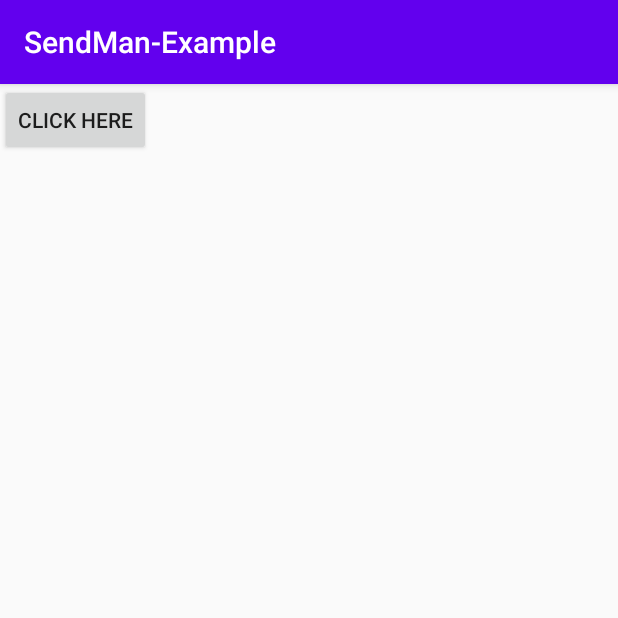
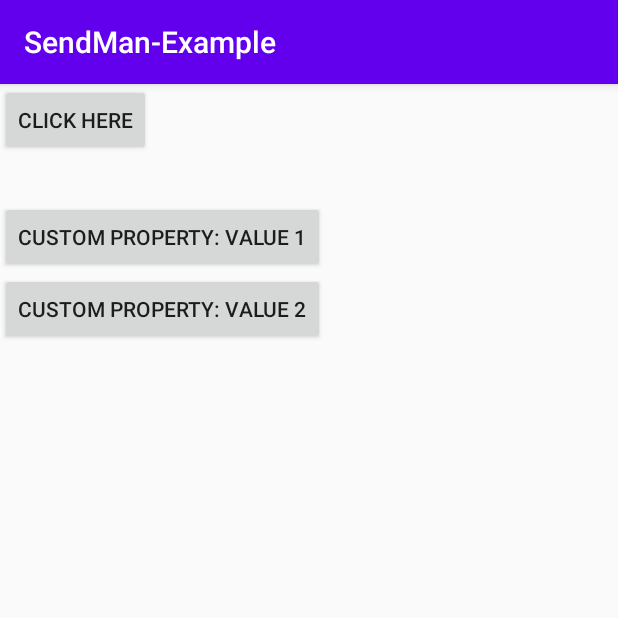
Before and after one commit to sendmanio/sendman-android-sdk, an Android app: the screen it shows after launch (MainActivity), on a phone screen of 412 x 824 dp, the top half of it. Run offline under Robolectric (Android 15) with nearby library versions, the phone set to English and light mode, and no system bars; network calls fail; 1 statement that could not run was skipped.

Commit message:
Log custom property (2 possible values) in example app

```diff
--- a/app/src/main/java/io/sendman/example/activities/MainActivity.java
+++ b/app/src/main/java/io/sendman/example/activities/MainActivity.java
@@ -9,6 +9,7 @@ import android.content.Intent;
 import android.os.Bundle;
 import android.view.View;
 
+import java.util.Collections;
 import java.util.HashMap;
 
 public class MainActivity extends AppCompatActivity {
@@ -35,6 +36,20 @@ public class MainActivity extends AppCompatActivity {
             }
         });
 
+        findViewById(R.id.customProperty1).setOnClickListener(new View.OnClickListener() {
+            @Override
+            public void onClick(View v) {
+                SendMan.setUserProperties(Collections.singletonMap("Custom Property", "Value 1"));
+            }
+        });
+
+        findViewById(R.id.customProperty2).setOnClickListener(new View.OnClickListener() {
+            @Override
+            public void onClick(View v) {
+                SendMan.setUserProperties(Collections.singletonMap("Custom Property", "Value 2"));
+            }
+        });
+
 
     }
 }
--- a/app/src/main/res/layout/activity_main.xml
+++ b/app/src/main/res/layout/activity_main.xml
@@ -8,14 +8,30 @@
 
     <LinearLayout
         android:layout_width="match_parent"
-        android:layout_height="match_parent">
+        android:layout_height="match_parent"
+        android:orientation="vertical">
 
         <Button
             android:id="@+id/openNotificationsButton"
             android:layout_width="wrap_content"
             android:layout_height="wrap_content"
             android:gravity="center"
-            android:text="Click here" />
+            android:text="@string/main_cta"
+            android:layout_marginBottom="@dimen/main_cta_bottom_margin"/>
+
+        <Button
+            android:id="@+id/customProperty1"
+            android:layout_width="wrap_content"
+            android:layout_height="wrap_content"
+            android:gravity="center"
+            android:text="@string/custom_property_value_1" />
+
+        <Button
+            android:id="@+id/customProperty2"
+            android:layout_width="wrap_content"
+            android:layout_height="wrap_content"
+            android:gravity="center"
+            android:text="@string/custom_property_value_2" />
 
     </LinearLayout>
 </androidx.constraintlayout.widget.ConstraintLayout>
--- /dev/null
+++ b/app/src/main/res/values/dimens.xml
@@ -0,0 +1,3 @@
+<resources>
+    <dimen name="main_cta_bottom_margin">30dp</dimen>
+</resources>
--- a/app/src/main/res/values/strings.xml
+++ b/app/src/main/res/values/strings.xml
@@ -1,3 +1,6 @@
 <resources>
     <string name="app_name">SendMan-Example</string>
+    <string name="main_cta">Click here</string>
+    <string name="custom_property_value_1">Custom Property: Value 1</string>
+    <string name="custom_property_value_2">Custom Property: Value 2</string>
 </resources>
```
